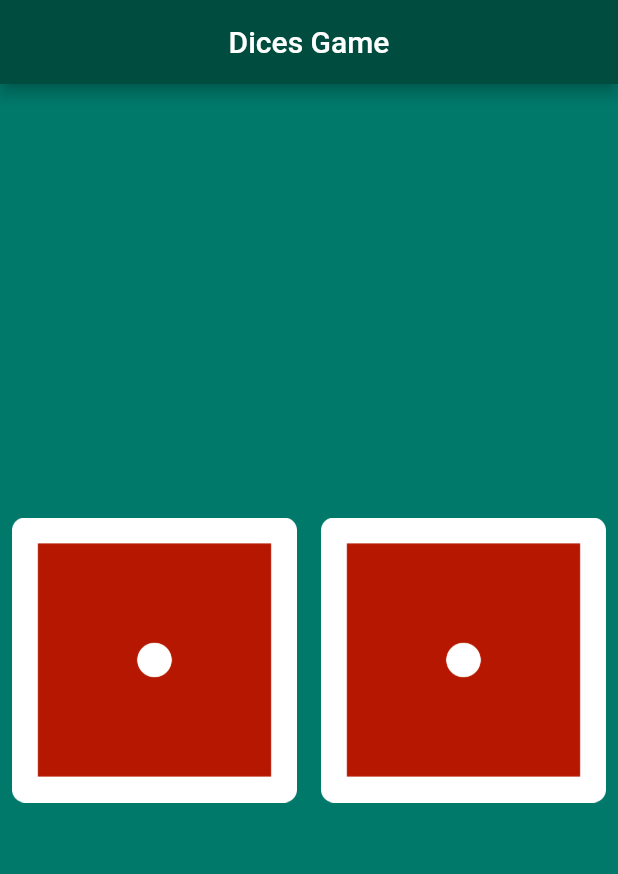
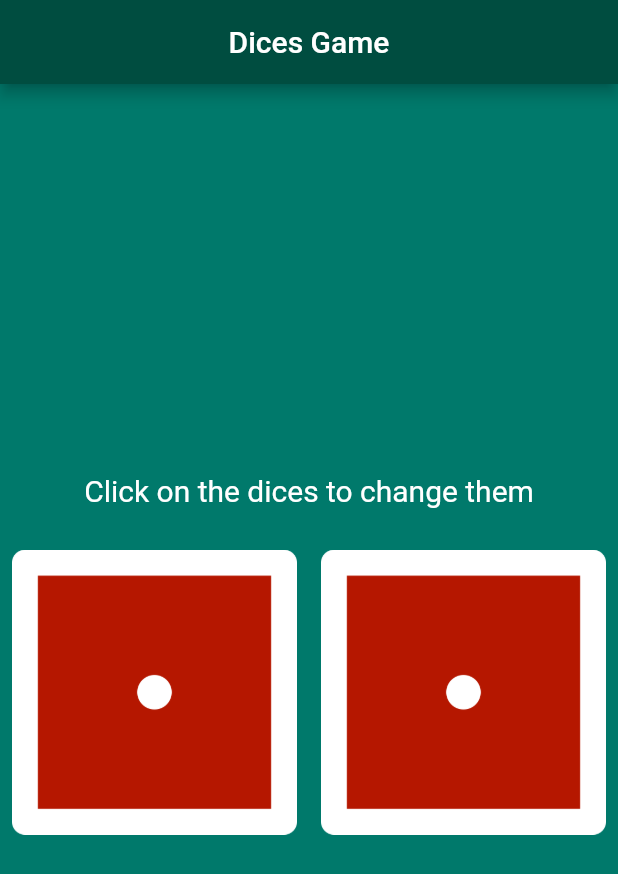
Before and after one commit to RodrigoBJJ94/dices-game-flutter, a Flutter app: the screen it shows after launch, on a phone screen of 412 x 824 dp. Shown: the top 874 px of the screen. Run offline on Flutter 3.47's test engine with Material 2 defaults, Android fonts, the phone set to English and light mode, and no system bars.

Commit message:
Version 1.0

```diff
--- a/lib/main.dart
+++ b/lib/main.dart
@@ -28,36 +28,53 @@ class DicesState extends State<Dices> {
   var leftDice = 1;
   var rightDice = 1;
 
-  void changeDices() {
-    setState(() {
-      leftDice = Random().nextInt(6) + 1;
-      rightDice = Random().nextInt(6) + 1;
-    });
-  }
-
   @override
   Widget build(BuildContext context) {
-    return Center(
+    return Column(
+      mainAxisAlignment: MainAxisAlignment.center,
+      crossAxisAlignment: CrossAxisAlignment.center,
+      children: [
+        Padding(
+          padding: const EdgeInsets.only(bottom: 20),
           child: Row(
+            mainAxisAlignment: MainAxisAlignment.center,
+            children: const [
+              Text(
+                'Click on the dices to change them',
+                style: TextStyle(fontSize: 20, color: Colors.white),
+              ),
+            ],
+          ),
+        ),
+        Row(
           children: [
             Expanded(
               child: TextButton(
                 onPressed: () {
-                changeDices();
+                  setState(() {
+                    leftDice = Random().nextInt(6) + 1;
+                  });
                 },
-              child: Image.asset('images/Dice$leftDice.png'),
+                child: Image(
+                  image: AssetImage('images/Dice$leftDice.png'),
+                ),
               ),
             ),
             Expanded(
               child: TextButton(
                 onPressed: () {
-                changeDices();
+                  setState(() {
+                    rightDice = Random().nextInt(6) + 1;
+                  });
                 },
-              child: Image.asset('images/Dice$rightDice.png'),
+                child: Image(
+                  image: AssetImage('images/Dice$rightDice.png'),
+                ),
               ),
             ),
           ],
         ),
+      ],
     );
   }
 }
```
Lines whose indentation alone changed are shown as unchanged.
